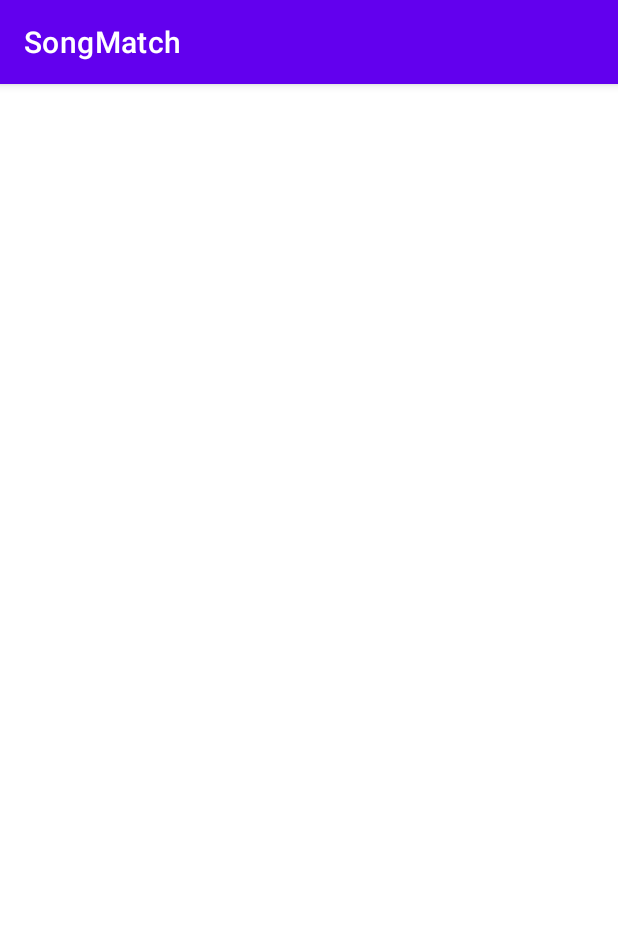
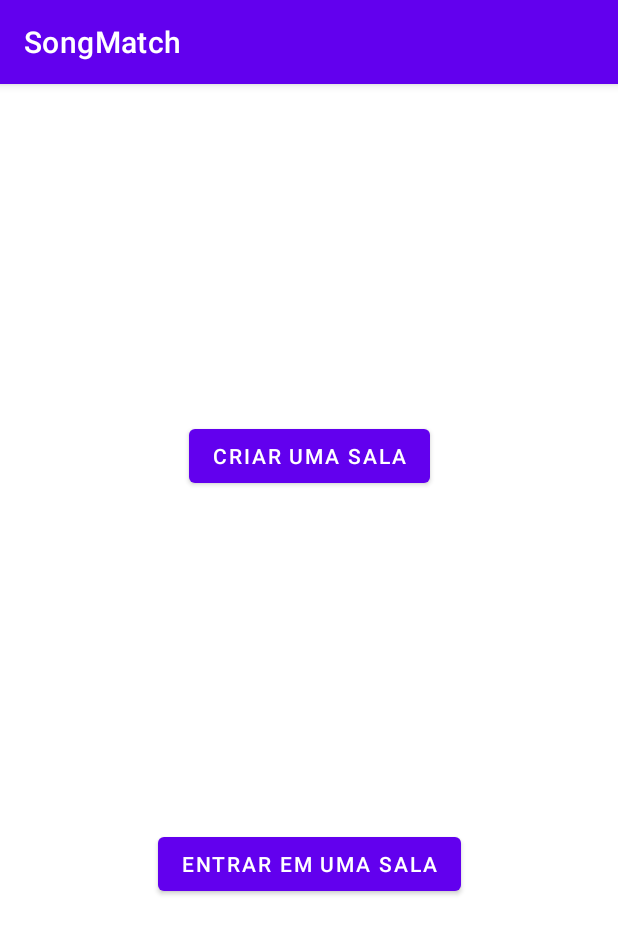
Before and after one commit to Gabriel-Oliveira-Borges/SongsMatchAndroid, an Android app: the screen it shows after launch (MainActivity), on a phone screen of 412 x 824 dp. Shown: the top 934 px of the screen. Run offline under Robolectric (Android 15) with nearby library versions, the phone set to English and light mode, and no system bars; our stand-ins replace Dagger/Hilt's generated code, Room's generated code, data binding; libraries missing offline, so code that uses them is left out: com.spotify.sdk.

Commit message:
Adding room selection presentations layer and making small refators

```diff
--- a/app/src/main/java/com/example/songmatch/MainActivity.kt
+++ b/app/src/main/java/com/example/songmatch/MainActivity.kt
@@ -9,6 +9,7 @@ import com.example.songmatch.core.useCase.SaveSpotifyUserUseCase
 import com.example.songmatch.login.presentation.SPOTIFY_LOGIN_REQUEST_CODE
 import com.example.songmatch.login.presentation.model.SpotifyAuthBaseFragment
 import com.example.songmatch.player.presentation.PlayerFragment
+import com.example.songmatch.roomSelection.presentation.RoomSelectionFragment
 import com.spotify.sdk.android.authentication.AuthenticationClient
 import com.spotify.sdk.android.authentication.AuthenticationResponse
 import dagger.hilt.android.AndroidEntryPoint
@@ -28,7 +29,7 @@ class MainActivity : AppCompatActivity() {
         setContentView(R.layout.main_activity)
         if (savedInstanceState == null) {
             supportFragmentManager.beginTransaction()
-                .replace(R.id.container, PlayerFragment.newInstance())
+                .replace(R.id.container, RoomSelectionFragment.newInstance())
                 .commitNow()
 
             appApplication = this.applicationContext as AppApplication
--- a/app/src/main/java/com/example/songmatch/core/di/UseCaseModule.kt
+++ b/app/src/main/java/com/example/songmatch/core/di/UseCaseModule.kt
@@ -10,7 +10,6 @@ import dagger.Module
 import dagger.hilt.InstallIn
 import dagger.hilt.components.SingletonComponent
 
-//Todo: Study more about the hilt's components (https://developer.android.com/training/dependency-injection/hilt-android#generated-components)
 @Module
 @InstallIn(SingletonComponent::class)
 abstract class UseCaseModule {
--- a/app/src/main/java/com/example/songmatch/core/domain/model/User.kt
+++ b/app/src/main/java/com/example/songmatch/core/domain/model/User.kt
@@ -21,7 +21,7 @@ data class User(
 data class SpotifyUser(
     val token: String,
     val tokenExpiration: Date,
-    val email: String?, //TODO: O email é a minha primary key do backend. Se ele não retornar um email da request do spotify, eu preciso pedir por ele e aí sim criar o usuario no backend
+    val email: String?,
     val imageUri: String?,
     val uri: String?
 )
--- a/app/src/main/java/com/example/songmatch/core/helpers/SafeAPICall.kt
+++ b/app/src/main/java/com/example/songmatch/core/helpers/SafeAPICall.kt
@@ -18,7 +18,6 @@ import java.net.ConnectException
 import java.net.HttpURLConnection
 import java.net.UnknownHostException
 
-//        https://medium.com/nerd-for-tech/safe-retrofit-calls-extension-with-kotlin-coroutines-for-android-in-2021-part-ii-fd55842951cf e https://dev.to/eagskunst/making-safe-api-calls-with-retrofit-and-coroutines-1121
 suspend fun <T> safeApiCall(
     dispatcher: CoroutineDispatcher = Dispatchers.IO,
     block: suspend () -> T
@@ -27,7 +26,6 @@ suspend fun <T> safeApiCall(
         try {
             mapResponse(block())
         } catch (exception: Exception) {
-//            TODO: Tratar Erros apontados pelos validators middleware da minha api (Tipo email inválido)
             if (exception is HttpException) {
                 mapHttpExceptionToResultError(
                     errorBody = exception.response()?.errorBody(),
--- a/app/src/main/java/com/example/songmatch/login/useCase/LoginToSpotifyUseCase.kt
+++ b/app/src/main/java/com/example/songmatch/login/useCase/LoginToSpotifyUseCase.kt
@@ -36,7 +36,7 @@ class LoginToSpotifyUseCaseImp @Inject constructor(
             AuthenticationRequest.Builder(
                 CLIENT_ID,
                 AuthenticationResponse.Type.TOKEN,
-                REDIRECT_URI // TODO: Mudar isso e ver pra que serve e como configurar corretamente
+                REDIRECT_URI
             )
         builder.setScopes(SPOTIFY_AUTH_SCOPES)
         builder.setShowDialog(true)
--- /dev/null
+++ b/app/src/main/java/com/example/songmatch/roomSelection/presentation/RoomSelectionFragment.kt
@@ -0,0 +1,36 @@
+package com.example.songmatch.roomSelection.presentation
+
+import android.os.Bundle
+import android.view.LayoutInflater
+import android.view.View
+import android.view.ViewGroup
+import androidx.fragment.app.Fragment
+import androidx.fragment.app.viewModels
+import com.example.songmatch.databinding.RoomSelectionBinding
+import com.example.songmatch.roomSelection.presentation.model.RoomSelectionViewAction
+import dagger.hilt.android.AndroidEntryPoint
+
+@AndroidEntryPoint
+class RoomSelectionFragment: Fragment() {
+    private val viewModel: RoomSelectionViewModel by viewModels()
+
+    override fun onCreateView(
+        inflater: LayoutInflater,
+        container: ViewGroup?,
+        savedInstanceState: Bundle?
+    ): View {
+        return RoomSelectionBinding.inflate(inflater, container, false).apply {
+            viewModel = this@RoomSelectionFragment.viewModel
+            this.lifecycleOwner = this@RoomSelectionFragment
+        }.root
+    }
+
+    override fun onCreate(savedInstanceState: Bundle?) {
+        super.onCreate(savedInstanceState)
+        viewModel.dispatchViewAction(RoomSelectionViewAction.Init)
+    }
+
+    companion object {
+        fun newInstance() = RoomSelectionFragment()
+    }
+}
--- /dev/null
+++ b/app/src/main/java/com/example/songmatch/roomSelection/presentation/RoomSelectionViewModel.kt
@@ -0,0 +1,42 @@
+package com.example.songmatch.roomSelection.presentation
+
+import android.util.Log
+import androidx.lifecycle.viewModelScope
+import com.example.songmatch.core.presentation.BaseViewModel
+import com.example.songmatch.core.useCase.GetCurrentUserUseCase
+import com.example.songmatch.roomSelection.presentation.model.RoomSelectionViewAction
+import com.example.songmatch.roomSelection.presentation.model.RoomSelectionViewState
+import dagger.hilt.android.lifecycle.HiltViewModel
+import kotlinx.coroutines.launch
+import javax.inject.Inject
+
+@HiltViewModel()
+class RoomSelectionViewModel @Inject constructor(
+    private val getCurrentUserUseCase: GetCurrentUserUseCase
+): BaseViewModel<RoomSelectionViewAction, RoomSelectionViewState>() {
+    override val viewState = RoomSelectionViewState()
+
+    override fun dispatchViewAction(action: RoomSelectionViewAction) {
+        when (action) {
+            is RoomSelectionViewAction.Init -> getCurrentUser()
+        }
+    }
+
+    fun onCreateRoom() {
+        Log.d("RoomSelection","on Create Room")
+    }
+
+    fun onJoinRoom() {
+        Log.d("RoomSelection","on join Room")
+    }
+
+    private fun getCurrentUser() {
+        viewModelScope.launch {
+            val user = getCurrentUserUseCase().handleResult()
+
+            if (user != null) {
+                viewState.greetings.postValue("Olá, ${user.name}")
+            }
+        }
+    }
+}
--- /dev/null
+++ b/app/src/main/java/com/example/songmatch/roomSelection/presentation/listener/RoomSelectionFragmentListener.kt
@@ -0,0 +1,7 @@
+package com.example.songmatch.roomSelection.presentation.listener
+
+interface RoomSelectionFragmentListener {
+    fun onJoinRoom()
+
+    fun onCreateRoom()
+}
--- /dev/null
+++ b/app/src/main/java/com/example/songmatch/roomSelection/presentation/model/RoomSelectionViewAction.kt
@@ -0,0 +1,5 @@
+package com.example.songmatch.roomSelection.presentation.model
+
+sealed class RoomSelectionViewAction  {
+    object Init: RoomSelectionViewAction()
+}
--- /dev/null
+++ b/app/src/main/java/com/example/songmatch/roomSelection/presentation/model/RoomSelectionViewState.kt
@@ -0,0 +1,7 @@
+package com.example.songmatch.roomSelection.presentation.model
+
+import androidx.lifecycle.MutableLiveData
+
+class RoomSelectionViewState {
+    val greetings = MutableLiveData<String>()
+}
--- /dev/null
+++ b/app/src/main/res/layout/room_selection.xml
@@ -0,0 +1,50 @@
+<?xml version="1.0" encoding="utf-8"?>
+<layout xmlns:app="http://schemas.android.com/apk/res-auto"
+    xmlns:tools="http://schemas.android.com/tools"
+    xmlns:android="http://schemas.android.com/apk/res/android"
+    >
+    <data>
+        <variable
+            name="viewModel"
+            type="com.example.songmatch.roomSelection.presentation.RoomSelectionViewModel" />
+    </data>
+    <androidx.constraintlayout.widget.ConstraintLayout
+        android:layout_width="match_parent"
+        android:layout_height="match_parent">
+
+        <Button
+            android:id="@+id/button2"
+            android:layout_width="wrap_content"
+            android:layout_height="wrap_content"
+            android:text="Entrar em uma sala"
+            android:onClick="@{() -> viewModel.onJoinRoom()}"
+            app:layout_constraintBottom_toBottomOf="parent"
+            app:layout_constraintEnd_toEndOf="parent"
+            app:layout_constraintStart_toStartOf="parent"
+            app:layout_constraintTop_toBottomOf="@+id/button" />
+
+        <Button
+            android:id="@+id/button"
+            android:layout_width="wrap_content"
+            android:layout_height="wrap_content"
+            android:text="Criar uma sala"
+            android:onClick="@{() -> viewModel.onCreateRoom()}"
+            app:layout_constraintBottom_toTopOf="@+id/button2"
+            app:layout_constraintEnd_toEndOf="parent"
+            app:layout_constraintStart_toStartOf="parent"
+            app:layout_constraintTop_toTopOf="parent" />
+
+        <TextView
+            android:id="@+id/textView"
+            android:layout_width="wrap_content"
+            android:layout_height="wrap_content"
+            android:layout_marginTop="73dp"
+            android:text="@{viewModel.viewState.greetings}"
+            tools:text= "Olá, fulano"
+            android:textSize="20sp"
+            android:textStyle="bold"
+            app:layout_constraintEnd_toEndOf="parent"
+            app:layout_constraintStart_toStartOf="parent"
+            app:layout_constraintTop_toTopOf="parent" />
+    </androidx.constraintlayout.widget.ConstraintLayout>
+</layout>
```
